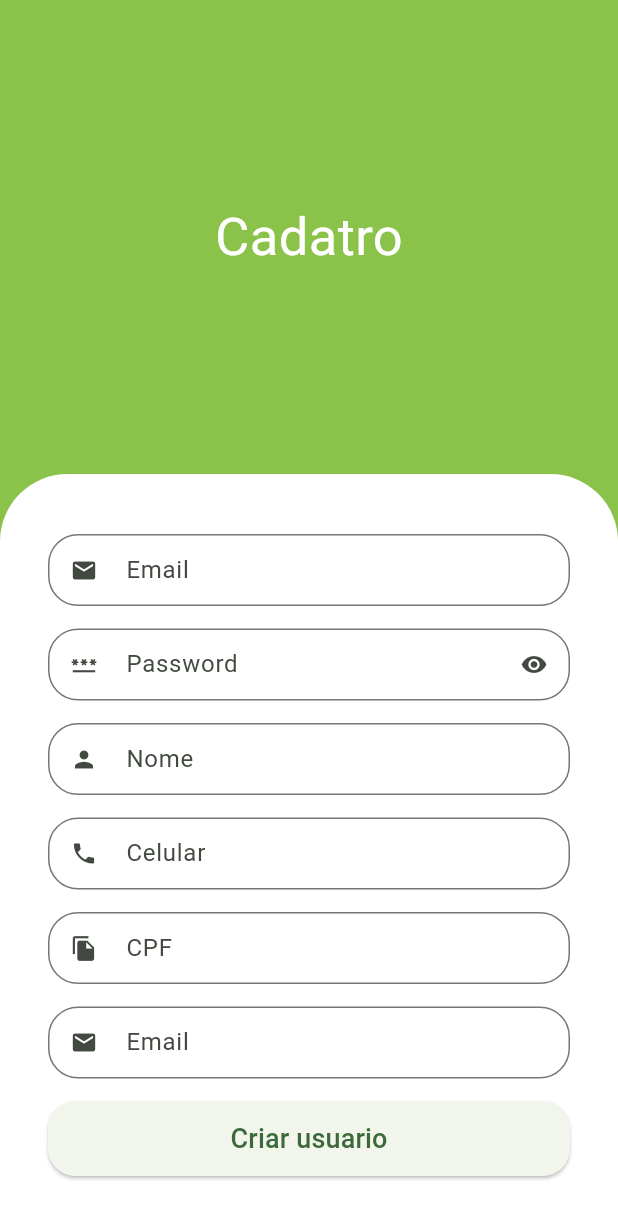
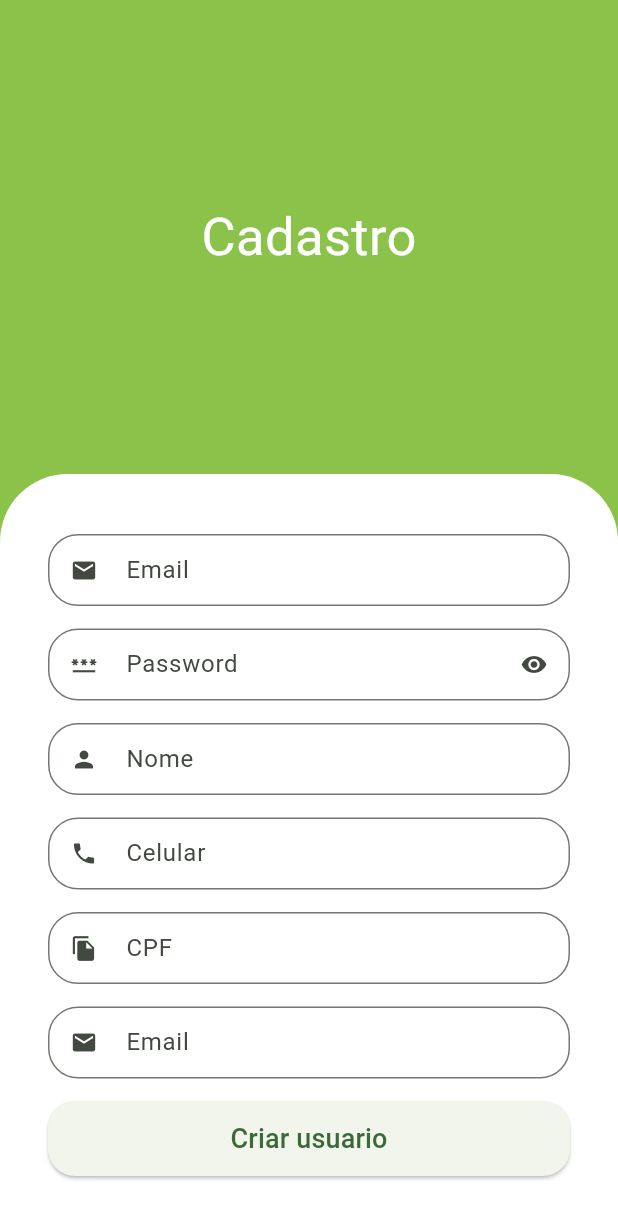
Before and after one commit to iagocarvalho07/grocerstore, a Flutter app: the SingUpScreen screen opened directly, on a phone screen of 412 x 824 dp. Shown: the top 1219 px of the screen. Run offline on Flutter 3.47's test engine with Material 3 defaults, Android fonts, the phone set to English and light mode, and no system bars; our stand-ins replace animated_text_kit.

Commit message:
Update sing_up_screen.dart

```diff
--- a/lib/src/authentication/sing_up_screen.dart
+++ b/lib/src/authentication/sing_up_screen.dart
@@ -20,7 +20,7 @@ class SingUpScreen extends StatelessWidget {
               const Expanded(
                 child: Center(
                   child: Text(
-                    "Cadatro",
+                    "Cadastro",
                     style: TextStyle(
                       color: Colors.white,
                       fontSize: 35,
```
